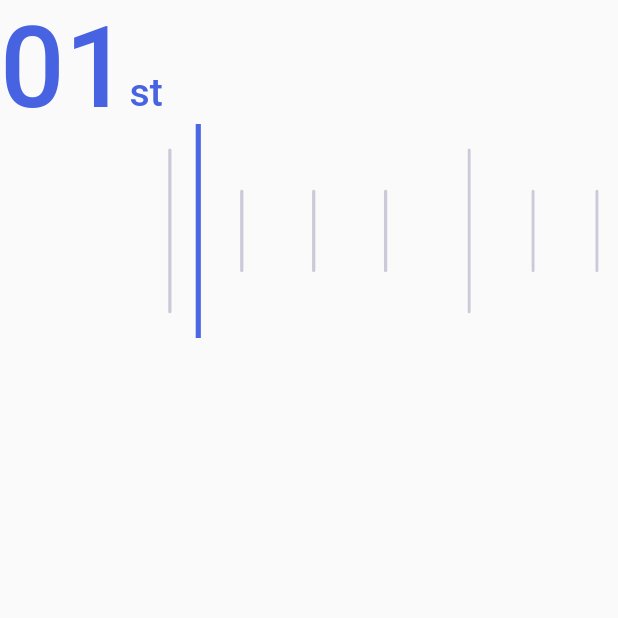
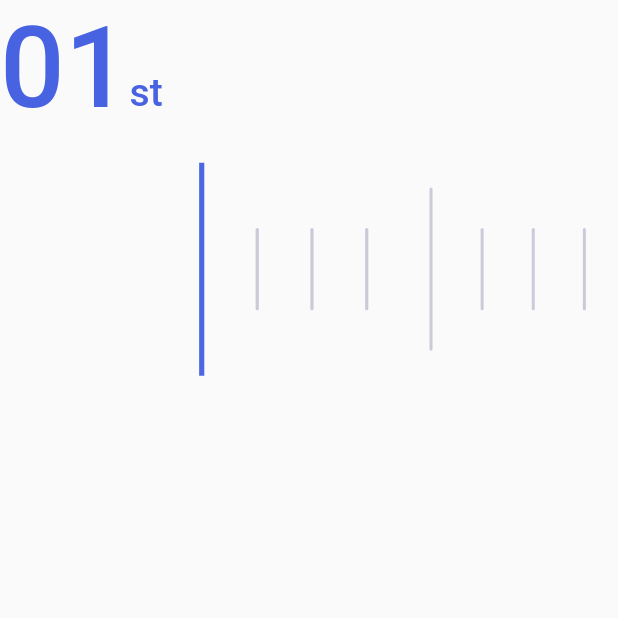
Before and after one commit to stack-finance/wheel_date_picker, a Flutter app: the screen it shows after launch, on a phone screen of 412 x 824 dp, the top half of it. Run offline on Flutter 3.47's test engine with Material 2 defaults, Android fonts, the phone set to English and light mode, and no system bars.

```diff
--- a/example/lib/main.dart
+++ b/example/lib/main.dart
@@ -14,9 +14,11 @@ class MyApp extends StatelessWidget {
       theme: ThemeData(
         primarySwatch: Colors.blue,
       ),
-      home: WheelDatePickerSlider(
-        onChanged: (_) {},
-        config: PointerConfig(color: Color(0xffcccad8)),
+      home: SafeArea(
+        child: WheelDatePickerSlider(
+          onChanged: (_) {},
+          config: PointerConfig(color: const Color(0xffcccad8)),
+        ),
       ),
     );
   }
--- a/lib/src/pointer_config.dart
+++ b/lib/src/pointer_config.dart
@@ -3,10 +3,10 @@ import 'package:flutter/material.dart';
 class PointerConfig {
   PointerConfig({
     this.width = 2,
-    this.height = 96,
+    this.height = 95,
     this.secondaryHeight = 48,
     this.color = const Color(0xffcccad8),
-    this.gap = 40,
+    this.gap = 30,
   });
 
   /// If non-null, requires the child to have exactly this Width.
--- a/lib/src/wheel_date_picker_widget.dart
+++ b/lib/src/wheel_date_picker_widget.dart
@@ -6,16 +6,16 @@ class WheelDatePickerSlider extends StatelessWidget {
     Key? key,
     required this.config,
     required this.onChanged,
-    this.dateContainerHeight = 76,
+    this.dateContainerHeight = 100,
     this.maxDate = 31,
-    this.itemWidth = 164,
+    this.itemWidth = 126,
     this.textStyle,
     this.subTextStyle,
-    this.wheelHeight = 132,
+    this.wheelHeight = 131,
     this.animDuration = const Duration(milliseconds: 200),
     this.secondaryBarCount = 3,
-    this.selectorLeftSpacing = 114,
-    this.selectorHeight = 200,
+    this.selectorLeftSpacing = 116,
+    this.selectorHeight = 131,
     this.selectorWidth = 3,
     this.selectorColor = const Color(0xff4c67e2),
     this.controller,
```
